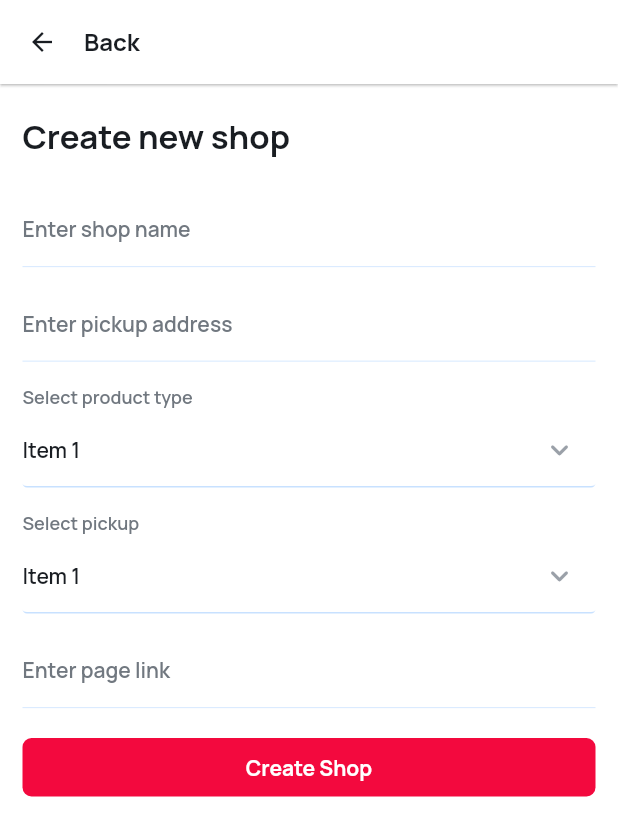
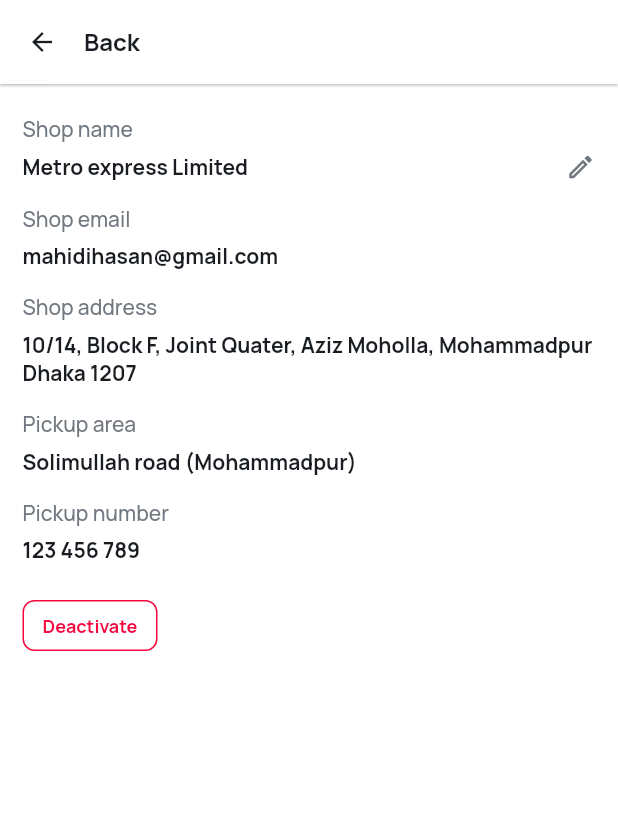
Before and after one commit to App-Geniee/metro_merchant, a Flutter app: the CreateNewShopScreen screen opened by its route, after a tap on "Create Shop", on a phone screen of 412 x 824 dp. Shown: the top 836 px of the screen. Run offline on Flutter 3.47's test engine with Material 2 defaults, Android fonts, the phone set to English and light mode, and no system bars; our stand-ins replace carousel_slider, get, shared_preferences; accounts and stored records are empty.

Commit message:
feat(deactivate shop screen): design_complete

```diff
--- a/lib/core/route/route.dart
+++ b/lib/core/route/route.dart
@@ -6,6 +6,7 @@ import 'package:metro_merchant/views/screens/order/edit/edit_parcel_screen.dart'
 import 'package:metro_merchant/views/screens/order/order_history/order_history_screen.dart';
 import 'package:metro_merchant/views/screens/shop/all_shop/all_shop_screen.dart';
 import 'package:metro_merchant/views/screens/shop/create_new_shop/create_new_shop_screen.dart';
+import 'package:metro_merchant/views/screens/shop/deactive_shop/deactive_shop_screen.dart';
 import 'package:metro_merchant/views/screens/splash/splash_screen.dart';
 
 class AppRoute {
@@ -20,6 +21,7 @@ class AppRoute {
 
   static const String allShopScreen = "/all_shop_screen";
   static const String createNewShopScreen = "/create_new_shop_screen";
+  static const String deactivateShopScreen = "/deactivate_shop_screen";
 
   static List<GetPage> route = [
     GetPage(name: splashScreen, page: () => const SplashScreen()),
@@ -32,5 +34,6 @@ class AppRoute {
 
     GetPage(name: allShopScreen, page: () => const AllShopScreen()),
     GetPage(name: createNewShopScreen, page: () => const CreateNewShopScreen()),
+    GetPage(name: deactivateShopScreen, page: () => const DeactivateShopScreen()),
   ];
 }
--- a/lib/views/screens/shop/create_new_shop/create_new_shop_screen.dart
+++ b/lib/views/screens/shop/create_new_shop/create_new_shop_screen.dart
@@ -1,5 +1,6 @@
 import 'package:flutter/material.dart';
 import 'package:get/get.dart';
+import 'package:metro_merchant/core/route/route.dart';
 import 'package:metro_merchant/core/utils/app_colors.dart';
 import 'package:metro_merchant/core/utils/dimensions.dart';
 import 'package:metro_merchant/core/utils/font_styles.dart';
@@ -88,7 +89,9 @@ class _CreateNewShopScreenState extends State<CreateNewShopScreen> {
 
               CustomButton(
                 text: "Create Shop",
-                press: (){},
+                press: (){
+                  Get.toNamed(AppRoute.deactivateShopScreen);
+                },
               )
             ],
           ),
--- /dev/null
+++ b/lib/views/screens/shop/deactive_shop/deactive_shop_screen.dart
@@ -0,0 +1,136 @@
+import 'package:flutter/material.dart';
+import 'package:get/get.dart';
+import 'package:metro_merchant/core/utils/app_colors.dart';
+import 'package:metro_merchant/core/utils/dimensions.dart';
+import 'package:metro_merchant/core/utils/font_styles.dart';
+
+class DeactivateShopScreen extends StatefulWidget {
+  const DeactivateShopScreen({Key? key}) : super(key: key);
+
+  @override
+  State<DeactivateShopScreen> createState() => _DeactivateShopScreenState();
+}
+
+class _DeactivateShopScreenState extends State<DeactivateShopScreen> {
+  @override
+  Widget build(BuildContext context) {
+    return SafeArea(
+      child: Scaffold(
+        backgroundColor: AppColors.screenBgColor,
+        appBar: AppBar(
+          elevation: 0.7,
+          backgroundColor: AppColors.colorWhite,
+          leading: GestureDetector(
+            onTap: () => Get.back(),
+            child: const Icon(Icons.arrow_back, color: AppColors.colorBlack, size: 20),
+          ),
+          titleSpacing: 0,
+          title: Text("Back", style: boldLarge.copyWith(color: AppColors.colorBlack)),
+        ),
+        body: SingleChildScrollView(
+          padding: Dimensions.screenDefaultHV,
+          child: Column(
+            crossAxisAlignment: CrossAxisAlignment.start,
+            children: [
+              Text(
+                "Shop name",
+                style: semiBoldDefault.copyWith(color: AppColors.colorBlack400),
+              ),
+              const SizedBox(height: Dimensions.space3 * 2),
+              Row(
+                mainAxisAlignment: MainAxisAlignment.spaceBetween,
+                children: [
+                  Text(
+                    "Metro express Limited",
+                    style: boldDefault.copyWith(color: AppColors.colorBlack),
+                  ),
+                  GestureDetector(
+                    onTap: (){},
+                    child: const Icon(
+                      Icons.mode_edit_outline_outlined,
+                      color: AppColors.colorBlack400,
+                      size: 20,
+                    ),
+                  )
+                ],
+              ),
+              const SizedBox(height: Dimensions.space15),
+
+              Text(
+                "Shop email",
+                style: semiBoldDefault.copyWith(color: AppColors.colorBlack400),
+              ),
+              const SizedBox(height: Dimensions.space3 * 2),
+              Text(
+                "mahidihasan@gmail.com",
+                style: boldDefault.copyWith(color: AppColors.colorBlack),
+              ),
+              const SizedBox(height: Dimensions.space15),
+
+              Text(
+                "Shop address",
+                style: semiBoldDefault.copyWith(color: AppColors.colorBlack400),
+              ),
+              const SizedBox(height: Dimensions.space3 * 2),
+              Flexible(
+                flex: 0,
+                child: Text(
+                  "10/14, Block F, Joint Quater, Aziz Moholla, Mohammadpur Dhaka 1207",
+                  style: boldDefault.copyWith(color: AppColors.colorBlack),
+                  overflow: TextOverflow.ellipsis,
+                  maxLines: 2,
+                ),
+              ),
+              const SizedBox(height: Dimensions.space15),
+
+              Text(
+                "Pickup area",
+                style: semiBoldDefault.copyWith(color: AppColors.colorBlack400),
+              ),
+              const SizedBox(height: Dimensions.space3 * 2),
+              Flexible(
+                flex: 0,
+                child: Text(
+                  "Solimullah road (Mohammadpur)",
+                  style: boldDefault.copyWith(color: AppColors.colorBlack),
+                  overflow: TextOverflow.ellipsis,
+                  maxLines: 2,
+                ),
+              ),
+              const SizedBox(height: Dimensions.space15),
+
+              Text(
+                "Pickup number",
+                style: semiBoldDefault.copyWith(color: AppColors.colorBlack400),
+              ),
+              const SizedBox(height: Dimensions.space3 * 2),
+              Text(
+                "123 456 789",
+                style: boldDefault.copyWith(color: AppColors.colorBlack),
+              ),
+
+              const SizedBox(height: Dimensions.space24),
+              GestureDetector(
+                onTap: (){},
+                child: Container(
+                  width: 90,
+                  padding: const EdgeInsetsDirectional.symmetric(vertical: Dimensions.space8, horizontal: Dimensions.space12),
+                  alignment: Alignment.center,
+                  decoration: BoxDecoration(
+                    color: AppColors.colorWhite,
+                    borderRadius: BorderRadius.circular(Dimensions.defaultRadius * 2),
+                    border: Border.all(color: AppColors.secondaryColor900, width: 1)
+                  ),
+                  child: Text(
+                    "Deactivate",
+                    style: boldSmall.copyWith(color: AppColors.secondaryColor900),
+                  ),
+                ),
+              )
+            ]
+          ),
+        ),
+      ),
+    );
+  }
+}
```
